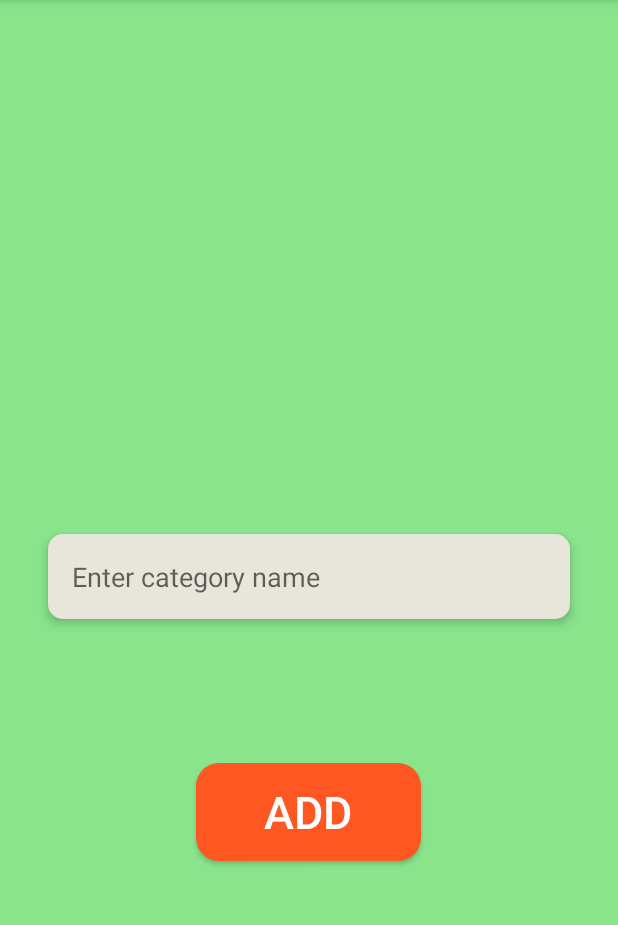
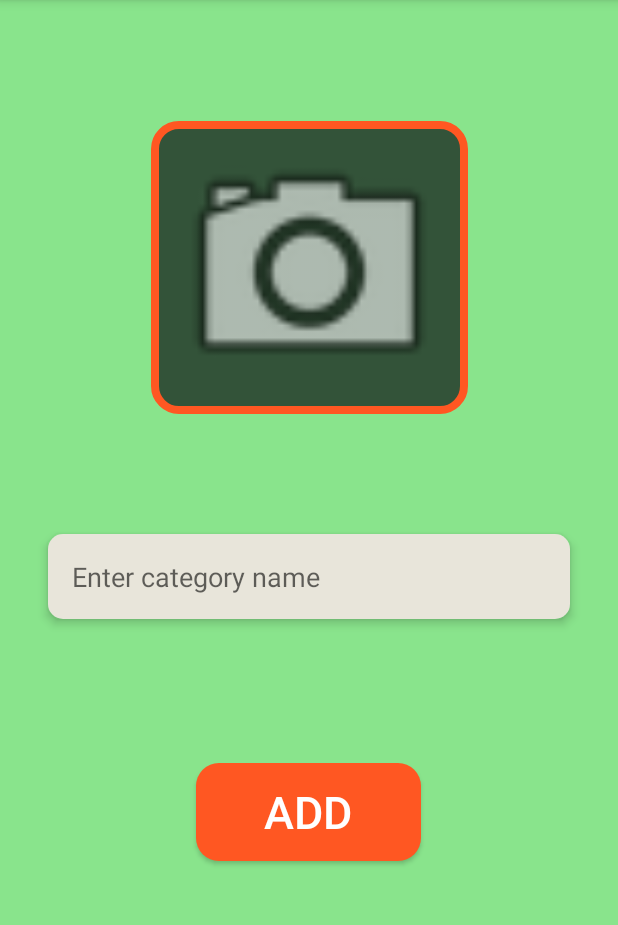
Before and after one commit to AdarshMishra9611/dukandar-pos, an Android app: the fragment add_category placed in its activity, on a phone screen of 412 x 824 dp, the part 84-1009 px from its top. Run offline under Robolectric (Android 15) with nearby library versions, the phone set to English and light mode, and no system bars; libraries missing offline, so code that uses them is left out: com.github.dhaval2404.imagepicker; Roboto replaces fonts that are not available here.

Commit message:
database sqlight and  imagepicker
created databse and add image picker and  save image to sqlidata bsae

```diff
--- a/app/src/main/java/com/example/dukandar20/Cart_Activity.java
+++ b/app/src/main/java/com/example/dukandar20/Cart_Activity.java
@@ -36,6 +36,7 @@ public class Cart_Activity extends AppCompatActivity {
 
         //toolbar
         setSupportActionBar(toolbar);
+        getSupportActionBar().setDisplayShowTitleEnabled(false);
 
         //*************-----   toggel --------*********//
         ActionBarDrawerToggle toggle = new ActionBarDrawerToggle(this,drawerLayout,toolbar,R.string.OpenDrawer,R.string.ClodeDrawer);
--- a/app/src/main/java/com/example/dukandar20/Fragment_Add_Item.java
+++ b/app/src/main/java/com/example/dukandar20/Fragment_Add_Item.java
@@ -61,6 +61,8 @@ public class Fragment_Add_Item extends Fragment {
         // Inflate the layout for this fragment
         View view = inflater.inflate(R.layout.fragment__add__item, container, false);
 
+
+
         return view;
     }
 }
--- a/app/src/main/java/com/example/dukandar20/Item_Activity.java
+++ b/app/src/main/java/com/example/dukandar20/Item_Activity.java
@@ -44,6 +44,7 @@ public class Item_Activity extends AppCompatActivity {
         cart_icon = findViewById(R.id.cart_icon);
 
         setSupportActionBar(toolbar);
+        getSupportActionBar().setDisplayShowTitleEnabled(false);
 
         //*************-----   toggel --------*********//
 
--- a/app/src/main/java/com/example/dukandar20/MainActivity.java
+++ b/app/src/main/java/com/example/dukandar20/MainActivity.java
@@ -47,6 +47,7 @@ public class MainActivity extends AppCompatActivity {
 
 
         setSupportActionBar(toolbar);
+        getSupportActionBar().setDisplayShowTitleEnabled(false);
 
         //*************-----   toggel --------*********//
 
--- a/app/src/main/java/com/example/dukandar20/add_category.java
+++ b/app/src/main/java/com/example/dukandar20/add_category.java
@@ -1,12 +1,28 @@
 package com.example.dukandar20;
 
+import static android.app.Activity.RESULT_OK;
+
+import android.content.Intent;
+import android.graphics.Bitmap;
+import android.graphics.drawable.BitmapDrawable;
+import android.net.Uri;
 import android.os.Bundle;
 
+import androidx.annotation.Nullable;
 import androidx.fragment.app.Fragment;
 
 import android.view.LayoutInflater;
 import android.view.View;
 import android.view.ViewGroup;
+import android.widget.Button;
+import android.widget.EditText;
+import android.widget.ImageView;
+
+import com.example.dukandar20.adapter.DataBaseHelper;
+import com.github.dhaval2404.imagepicker.ImagePicker;
+
+import java.io.ByteArrayOutputStream;
+
 
 /**
  * A simple {@link Fragment} subclass.
@@ -17,12 +33,16 @@ public class add_category extends Fragment {
 
     // TODO: Rename parameter arguments, choose names that match
     // the fragment initialization parameters, e.g. ARG_ITEM_NUMBER
-    private static final String ARG_PARAM1 = "param1";
-    private static final String ARG_PARAM2 = "param2";
 
-    // TODO: Rename and change types of parameters
-    private String mParam1;
-    private String mParam2;
+    private final int IMG_REQ_CODE = 100;
+
+    EditText editTextCategory;
+    Button addButton;
+    ImageView imagePicker;
+
+
+
+
 
     public add_category() {
         // Required empty public constructor
@@ -40,8 +60,7 @@ public class add_category extends Fragment {
     public static add_category newInstance(String param1, String param2) {
         add_category fragment = new add_category();
         Bundle args = new Bundle();
-        args.putString(ARG_PARAM1, param1);
-        args.putString(ARG_PARAM2, param2);
+
         fragment.setArguments(args);
         return fragment;
     }
@@ -50,8 +69,7 @@ public class add_category extends Fragment {
     public void onCreate(Bundle savedInstanceState) {
         super.onCreate(savedInstanceState);
         if (getArguments() != null) {
-            mParam1 = getArguments().getString(ARG_PARAM1);
-            mParam2 = getArguments().getString(ARG_PARAM2);
+
         }
     }
 
@@ -61,9 +79,61 @@ public class add_category extends Fragment {
         // Inflate the layout for this fragment
         View view = inflater.inflate(R.layout.fragment_add_category, container, false);
 
+        editTextCategory = view.findViewById(R.id.editTextCategory);
+        addButton = view.findViewById(R.id.buttonAddCategory);
+        imagePicker = view.findViewById(R.id.categoryImage);
+
+        //addButton when pressed
+
+        addButton.setOnClickListener(new View.OnClickListener() {
+            @Override
+            public void onClick(View view) {
+                DataBaseHelper mydb = new DataBaseHelper( getContext() );
+                byte[] imageArray = convertToByteArray(imagePicker);
+                mydb.addCategory( editTextCategory.getText().toString().trim(),imageArray);
+            }
+        });
+
+
+        //when imagepicker clicked
+
+        imagePicker.setOnClickListener(new View.OnClickListener() {
+            @Override
+            public void onClick(View view) {
+                ImagePicker.with(add_category.this)
+                        .crop()	    			//Crop image(Optional), Check Customization for more option
+                        .compress(1024)			//Final image size will be less than 1 MB(Optional)
+                        .maxResultSize(1080, 1080)	//Final image resolution will be less than 1080 x 1080(Optional)
+                        .start(IMG_REQ_CODE);
+            }
+        });
 
 
 
         return  view;
     }
+
+
+    @Override
+    public void onActivityResult(int requestCode, int resultCode, @Nullable Intent data) {
+        super.onActivityResult(requestCode, resultCode, data);
+
+        if (resultCode ==RESULT_OK){
+            if (requestCode == IMG_REQ_CODE ){
+                Uri uri = data.getData();
+                imagePicker.setImageURI(uri);
+            }
+        }
+
+
+    }
+
+
+    //convert imageview into bit map
+    private byte[] convertToByteArray(ImageView imageView){
+        Bitmap bitmap =((BitmapDrawable) imageView.getDrawable()).getBitmap();
+        ByteArrayOutputStream byteArrayOutputStream = new ByteArrayOutputStream();
+        bitmap.compress(Bitmap.CompressFormat.PNG,70,byteArrayOutputStream);
+        return  byteArrayOutputStream.toByteArray();
+    }
 }
--- /dev/null
+++ b/app/src/main/res/drawable/image_border.xml
@@ -0,0 +1,12 @@
+<?xml version="1.0" encoding="utf-8"?>
+<shape xmlns:android="http://schemas.android.com/apk/res/android">
+    <solid android:color="@color/hunterGreen" />
+
+    <!-- Border color and width -->
+    <stroke
+        android:width="5dp"
+        android:color="@color/orange" />
+
+    <!-- Corner radius -->
+    <corners android:radius="16dp" />
+</shape>
--- a/app/src/main/res/layout/fragment_add_category.xml
+++ b/app/src/main/res/layout/fragment_add_category.xml
@@ -11,6 +11,17 @@
     <!-- EditText for category input -->
 
     <!-- Button to add category -->
+    <ImageView
+        android:id="@+id/categoryImage"
+        android:layout_width="211dp"
+        android:layout_height="195dp"
+        android:background="@drawable/image_border"
+        android:clickable="true"
+        android:src="@android:drawable/ic_menu_camera"
+        app:layout_constraintBottom_toTopOf="@+id/editTextCategory"
+        app:layout_constraintEnd_toEndOf="parent"
+        app:layout_constraintStart_toStartOf="parent"
+        app:layout_constraintTop_toTopOf="parent" />
 
     <EditText
         android:id="@+id/editTextCategory"
@@ -31,7 +42,7 @@
         app:layout_constraintVertical_bias="0.5" />
 
     <Button
-        android:id="@+id/buttonAdd"
+        android:id="@+id/buttonAddCategory"
         android:layout_width="@dimen/dim_150"
         android:layout_height="@dimen/dim_65"
         android:layout_marginTop="@dimen/dim_96"
@@ -49,4 +60,6 @@
         app:layout_constraintStart_toStartOf="@id/editTextCategory"
         app:layout_constraintTop_toBottomOf="@id/editTextCategory" />
 
+
+
 </androidx.constraintlayout.widget.ConstraintLayout>
--- a/build.gradle
+++ b/build.gradle
@@ -2,4 +2,5 @@
 plugins {
     id 'com.android.application' version '8.0.0' apply false
     id 'com.android.library' version '8.0.0' apply false
+
 }
--- a/settings.gradle
+++ b/settings.gradle
@@ -3,6 +3,7 @@ pluginManagement {
         google()
         mavenCentral()
         gradlePluginPortal()
+
     }
 }
 dependencyResolutionManagement {
@@ -10,6 +11,7 @@ dependencyResolutionManagement {
     repositories {
         google()
         mavenCentral()
+        maven { url "https://jitpack.io" }
     }
 }
 rootProject.name = "Dukandar 2.0"
```
Also changed, not shown: app/build.gradle (+6 -5 lines), app/src/main/AndroidManifest.xml (+7 -4 lines), app/src/main/java/com/example/dukandar20/adapter/DataBaseHelper.java (+18 -0 lines).
